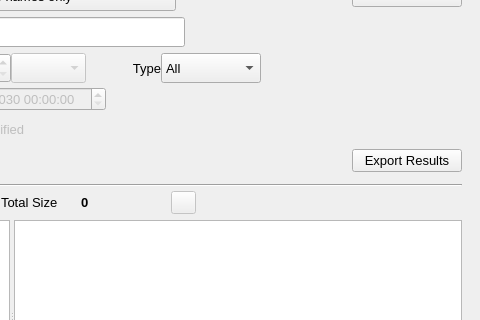
Qt form mainwindow.ui (StephaneCouturier/Katalog) before a commit; both pictures show x 787 to 1267 and y 129 to 449 of the 1267 by 727 pixel window.
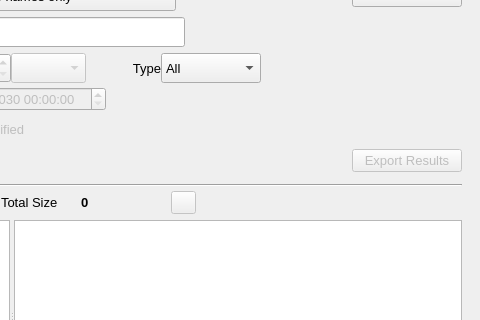
The same form after that commit. The open tabs and pages were chosen to show the change. Icons and pictures are not drawn. Custom widgets are drawn as their Qt base class.

Commit message: https://github.com/StephaneCouturier/Katalog/issues/303

```diff
--- a/mainwindow.ui
+++ b/mainwindow.ui
@@ -2911,7 +2911,7 @@
                    <item>
                     <widget class="QPushButton" name="Search_pushButton_ExportResults">
                      <property name="enabled">
-                      <bool>true</bool>
+                      <bool>false</bool>
                      </property>
                      <property name="minimumSize">
                       <size>
```
Left out of the diff: 2 changed lines with no effect on the pictures. The commit also changes 1 other file.
